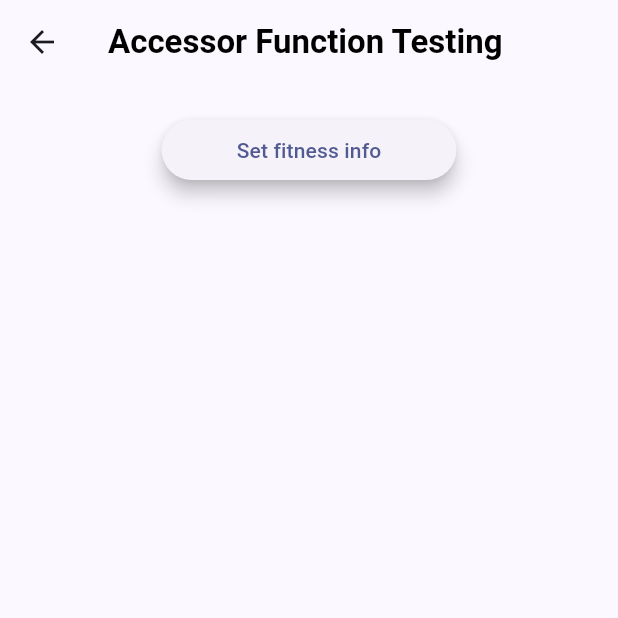
After one commit to UCD-193AB-ws24/CycleGuardFrontend, a Flutter app: the TestingPage screen opened directly, after a tap on "Set fitness info", on a phone screen of 412 x 824 dp, the top half of it. The commit adds this screen. Run offline on Flutter 3.47's test engine with Material 3 defaults, Android fonts, the phone set to English and light mode, and no system bars; our stand-ins replace fl_chart, fluttertoast, get, google_fonts, smooth_page_indicator; missing offline and left inert: dart:ffi; network calls fail.

Commit message:
Health info entering in a new "Function Testing" page (#8)
* Create health_info_accessor.dart

* Add Feature Testing page with fitness info setter

```diff
--- /dev/null
+++ b/lib/data/health_info_accessor.dart
@@ -0,0 +1,59 @@
+import 'dart:convert';
+
+import 'package:cycle_guard_app/auth/requests_util.dart';
+class HealthInfoAccessor {
+  HealthInfoAccessor._();
+
+  static Future<HealthInfo> getHealthInfo() async {
+    final response = await RequestsUtil.getWithToken("/health/get");
+
+    if (response.statusCode == 200) {
+      return HealthInfo.fromJson(jsonDecode(response.body) as Map<String, dynamic>);
+    } else {
+      throw Exception('Failed to get health info');
+    }
+  }
+
+  static Future<void> setHealthInfo(String height, String weight, String age) async {
+    final body = {
+      "heightInches": height,
+      "weightPounds": weight,
+      "ageYears": age
+    };
+    final response = await RequestsUtil.postWithToken("/health/set", body);
+
+    if (response.statusCode == 200) {
+      return;
+    } else {
+      throw Exception('Failed to update CycleCoins');
+    }
+  }
+
+  /// Sets health info, given height (inches), weight (pounds), age (years).
+  static Future<void> setHealthInfoInts(int height, int weight, int age) async {
+    await setHealthInfo("$height", "$weight", "$age");
+  }
+}
+
+class HealthInfo {
+  final int heightInches;
+  final int weightPounds;
+  final int ageYears;
+
+  const HealthInfo({required this.heightInches, required this.weightPounds, required this.ageYears});
+
+  factory HealthInfo.fromJson(Map<String, dynamic> json) {
+    return switch (json) {
+      {
+        "heightInches": int heightInches,
+        "weightPounds": int weightPounds,
+        "ageYears": int ageYears
+      } => HealthInfo(
+        heightInches: heightInches,
+        weightPounds: weightPounds,
+        ageYears: ageYears
+      ),
+      _ => throw const FormatException("failed to load HealthInfo"),
+    };
+  }
+}
--- a/lib/main.dart
+++ b/lib/main.dart
@@ -1,5 +1,6 @@
 //import 'package:english_words/english_words.dart';
 import 'package:cycle_guard_app/data/purchase_info_accessor.dart';
+import 'package:cycle_guard_app/pages/feature_testing.dart';
 import 'package:flutter/material.dart';
 import 'package:fluttertoast/fluttertoast.dart';
 import 'package:provider/provider.dart';
@@ -176,6 +177,8 @@ class _MyHomePageState extends State<MyHomePage> {
         page = StorePage();
       case 6:
         page = SettingsPage();
+      case 7:
+        page = TestingPage();
       default:
         throw UnimplementedError('no widget for $selectedIndex');
     }
@@ -220,6 +223,10 @@ class _MyHomePageState extends State<MyHomePage> {
                         icon: Icon(Icons.settings_outlined, color: getIconColor(context),),
                         label: Text('Settings'),
                       ),
+                      NavigationRailDestination(
+                        icon: Icon(Icons.perm_device_info_rounded, color: getIconColor(context),),
+                        label: Text('Feature Testing'),
+                      ),
                     ],
                     selectedIndex: selectedIndex,
                     onDestinationSelected: (value) {
--- /dev/null
+++ b/lib/pages/feature_testing.dart
@@ -0,0 +1,115 @@
+import 'package:cycle_guard_app/data/health_info_accessor.dart';
+import 'package:flutter/material.dart';
+import 'package:provider/provider.dart';
+
+import '../main.dart';
+
+class TestingPage extends StatelessWidget {
+  final heightController = TextEditingController();
+  final weightController = TextEditingController();
+  final ageController = TextEditingController();
+
+  Widget _numberField(TextEditingController controller, String hint) => TextField(
+    decoration: InputDecoration(
+      filled: true,
+      fillColor: Colors.white,
+      hintText: hint,
+      border: OutlineInputBorder(),
+    ),
+    controller: controller,
+    keyboardType: TextInputType.numberWithOptions(signed: false, decimal: false),
+    textInputAction: TextInputAction.done,
+  );
+
+  void _closeMenu(BuildContext context) {
+    Navigator.pop(context);
+  }
+
+  Future<void> _updateHealthData(BuildContext context) async {
+    final height = heightController.text;
+    final weight = weightController.text;
+    final age = ageController.text;
+
+    await HealthInfoAccessor.setHealthInfo(height, weight, age);
+    _closeMenu(context);
+  }
+
+  Future<void> _getHealthData() async {
+    final healthData = await HealthInfoAccessor.getHealthInfo();
+    final height = healthData.heightInches;
+    final weight = healthData.weightPounds;
+    final age = healthData.ageYears;
+    heightController.text = "$height";
+    weightController.text = "$weight";
+    ageController.text = "$age";
+  }
+
+  void _showEnterHealthInfoMenu(BuildContext context, MyAppState appState) async {
+    await _getHealthData();
+    showDialog(
+      context: context,
+      builder: (context) {
+        return AlertDialog(
+          title: Text(
+              "Change fitness info",
+              style: TextStyle(
+                  color: Colors.black
+              )
+          ),
+          content: Column(
+            mainAxisSize: MainAxisSize.min,
+            children: [
+              _numberField(heightController, "Height (inches)"),
+              const SizedBox(height:24),
+              _numberField(weightController, "Weight (pounds)"),
+              const SizedBox(height:24),
+              _numberField(ageController, "Age (years)"),
+              const SizedBox(height:24),
+              ElevatedButton(
+                style: ElevatedButton.styleFrom(
+                  elevation: 5,
+                ),
+                onPressed: () => _updateHealthData(context),
+                child: Text("Update health info"),
+              ),
+              ElevatedButton(
+                style: ElevatedButton.styleFrom(
+                  elevation: 5,
+                ),
+                onPressed: () => _closeMenu(context),
+                child: Text("Exit without saving"),
+              ),
+            ]
+          )
+        );
+      },
+    );
+  }
+  @override
+  Widget build(BuildContext context) {
+    final appState = Provider.of<MyAppState>(context);
+    return Scaffold(
+      appBar: createAppBar(context, 'Accessor Function Testing'),
+      body: Column(
+        crossAxisAlignment: CrossAxisAlignment.center,
+        children: [
+          SizedBox(height: 20),
+          Center(
+            child: Column(
+              children: [
+                ElevatedButton(
+                  onPressed: () => _showEnterHealthInfoMenu(context, appState),
+                  style: ElevatedButton.styleFrom(
+                    elevation: 5,
+                    padding: EdgeInsets.symmetric(horizontal: 50, vertical: 10),
+                  ),
+                  child: Text("Set fitness info"),
+                ),
+              ],
+            ),
+          ),
+        ],
+      ),
+    );
+  }
+}
```
